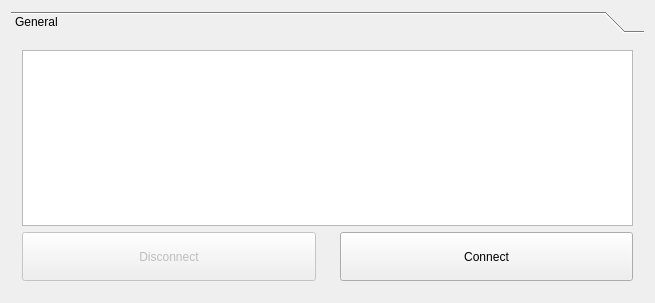
Old version of the form mainwindow.ui in the repository rpavlik/vrpn-wiimote-gui.
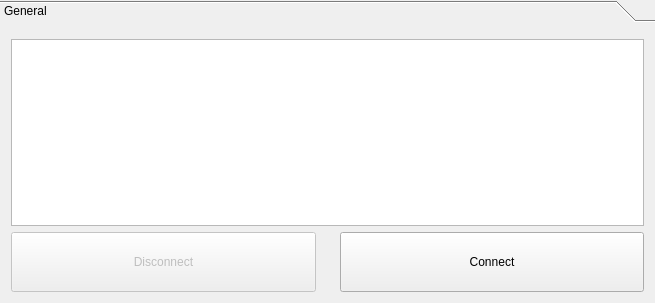
New version of the form. Icons and pictures are not drawn.

```diff
--- a/mainwindow.ui
+++ b/mainwindow.ui
@@ -19,6 +19,12 @@
   </property>
   <widget class="QWidget" name="centralWidget">
    <layout class="QHBoxLayout" name="horizontalLayout_2">
+    <property name="spacing">
+     <number>0</number>
+    </property>
+    <property name="margin">
+     <number>0</number>
+    </property>
     <item>
      <widget class="QToolBox" name="toolBox">
       <property name="currentIndex">
@@ -29,8 +35,8 @@
         <rect>
          <x>0</x>
          <y>0</y>
-         <width>637</width>
-         <height>237</height>
+         <width>655</width>
+         <height>255</height>
         </rect>
        </property>
        <attribute name="label">
```
